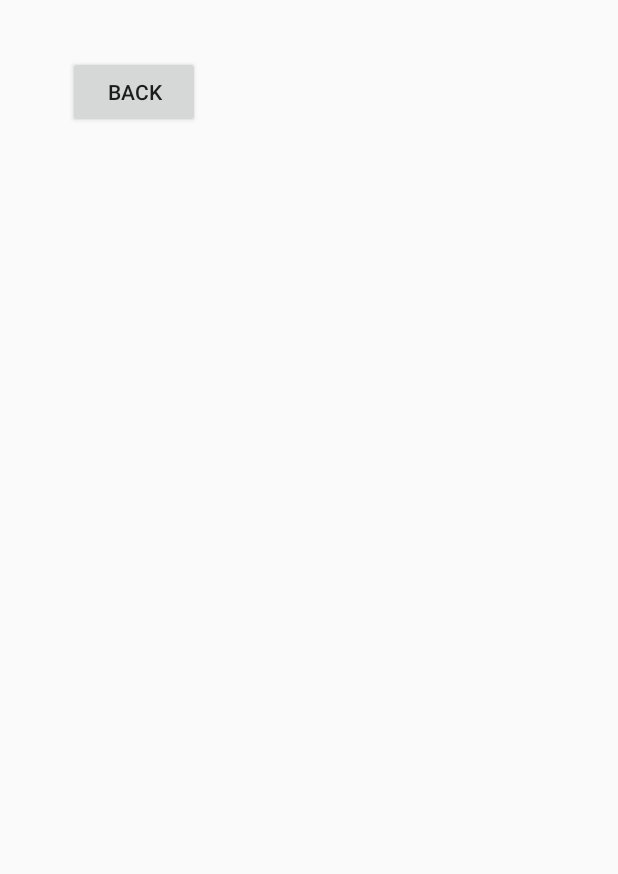
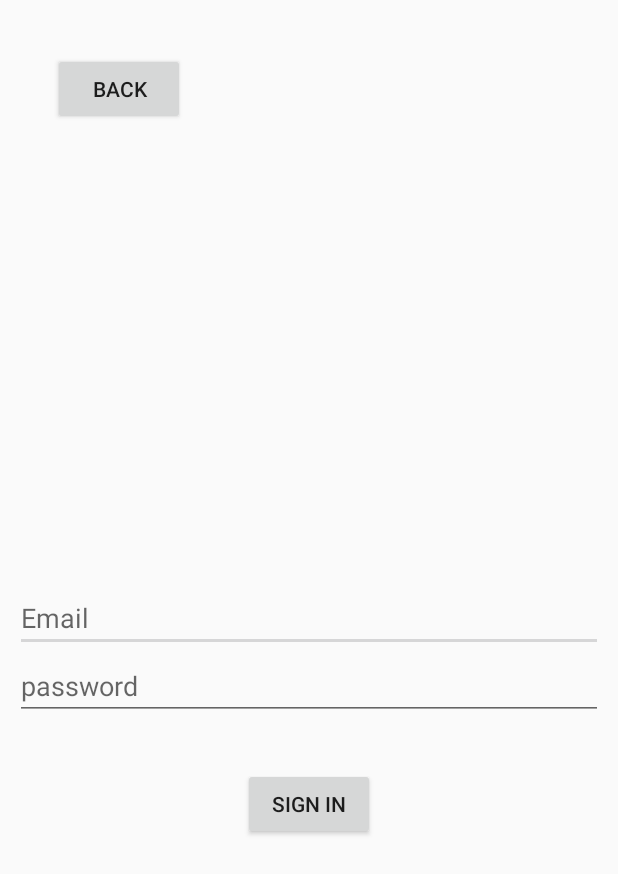
Before and after one commit to utkarsh2290/MstcApp, an Android app: the SignInActivity screen opened directly, with no data from a screen before it, on a phone screen of 412 x 824 dp. Shown: the top 874 px of the screen. Run offline under Robolectric (Android 15) with nearby library versions, the phone set to English and light mode, and no system bars.

Commit message:
commit - 3

```diff
--- a/app/src/main/AndroidManifest.xml
+++ b/app/src/main/AndroidManifest.xml
@@ -10,7 +10,7 @@
         android:supportsRtl="true"
         android:theme="@style/AppTheme">
         <activity android:name=".SignInActivity"></activity>
-        <activity android:name=".ResourcesAndroid" />
+        <activity android:name=".ResourcesDetails" />
         <activity android:name=".MainActivity">
             <intent-filter>
                 <action android:name="android.intent.action.MAIN" />
--- a/app/src/main/java/com/example/mstcapp/ResourcesAdapter.java
+++ b/app/src/main/java/com/example/mstcapp/ResourcesAdapter.java
@@ -52,7 +52,7 @@ public class ResourcesAdapter extends RecyclerView.Adapter<ResourcesAdapter.Reso
             itemView.setOnClickListener(new View.OnClickListener() {
                 @Override
                 public void onClick(View v) {
-                    Intent i =new Intent(v.getContext(),ResourcesAndroid.class);
+                    Intent i =new Intent(v.getContext(), ResourcesDetails.class);
                     i.putExtra("test",domains.get(getAdapterPosition()));
                     v.getContext().startActivity(i);
                 }
--- a/app/src/main/res/layout/activity_signin.xml
+++ b/app/src/main/res/layout/activity_signin.xml
@@ -1,18 +1,46 @@
 <?xml version="1.0" encoding="utf-8"?>
-<androidx.constraintlayout.widget.ConstraintLayout xmlns:android="http://schemas.android.com/apk/res/android"
+<RelativeLayout xmlns:android="http://schemas.android.com/apk/res/android"
     xmlns:app="http://schemas.android.com/apk/res-auto"
     xmlns:tools="http://schemas.android.com/tools"
     android:layout_width="match_parent"
     android:layout_height="match_parent"
+    android:padding="10dp"
     tools:context=".SignInActivity">
 
     <Button
         android:id="@+id/back"
         android:layout_width="wrap_content"
         android:layout_height="wrap_content"
-        android:layout_marginStart="45dp"
-        android:layout_marginTop="37dp"
+        android:layout_marginStart="25dp"
+        android:layout_marginTop="25dp"
         android:text="Back"
         app:layout_constraintStart_toStartOf="parent"
         app:layout_constraintTop_toTopOf="parent" />
-</androidx.constraintlayout.widget.ConstraintLayout>
+
+    <EditText
+        android:layout_width="match_parent"
+        android:layout_height="wrap_content"
+        android:hint="Email"
+        android:id="@+id/email"
+        android:inputType="textEmailAddress"
+        android:layout_centerInParent="true"/>
+
+    <EditText
+        android:layout_width="match_parent"
+        android:layout_height="wrap_content"
+        android:layout_below="@+id/email"
+        android:layout_alignParentStart="true"
+        android:hint="password"
+        android:id="@+id/password"
+        android:inputType="textPassword" />
+
+    <Button
+        android:layout_width="wrap_content"
+        android:layout_height="wrap_content"
+        android:layout_below="@+id/password"
+        android:layout_centerHorizontal="true"
+        android:layout_marginTop="32dp"
+        android:text="Sign In" />
+
+
+</RelativeLayout>
--- a/app/src/main/res/layout/fragment_resources.xml
+++ b/app/src/main/res/layout/fragment_resources.xml
@@ -3,6 +3,7 @@
     android:layout_width="match_parent"
     android:layout_height="match_parent"
     xmlns:app="http://schemas.android.com/apk/res-auto"
+    android:id="@+id/res_frag"
     android:padding="10dp">
     <Button
         android:layout_width="60dp"
```
Also changed, not shown: app/src/main/java/com/example/mstcapp/ResourcesAndroid.java (deleted, +0 -21 lines), app/src/main/java/com/example/mstcapp/ResourcesDetails.java (added, +54 -0 lines), app/src/main/java/com/example/mstcapp/ViewpagerResources.java (added, +41 -0 lines), app/src/main/java/com/example/mstcapp/articlelinksFragment.java (added, +22 -0 lines), app/src/main/java/com/example/mstcapp/resfolderFragment.java (added, +22 -0 lines), app/src/main/java/com/example/mstcapp/roadmapFragment.java (added, +22 -0 lines), app/src/main/res/layout/activity_resources_android.xml (deleted, +0 -9 lines), app/src/main/res/layout/activity_resources_details.xml (added, +34 -0 lines), app/src/main/res/layout/fragment_articlelinks.xml (added, +32 -0 lines), app/src/main/res/layout/fragment_resourcesfolder.xml (added, +13 -0 lines), app/src/main/res/layout/fragment_roadmap.xml (added, +14 -0 lines).
